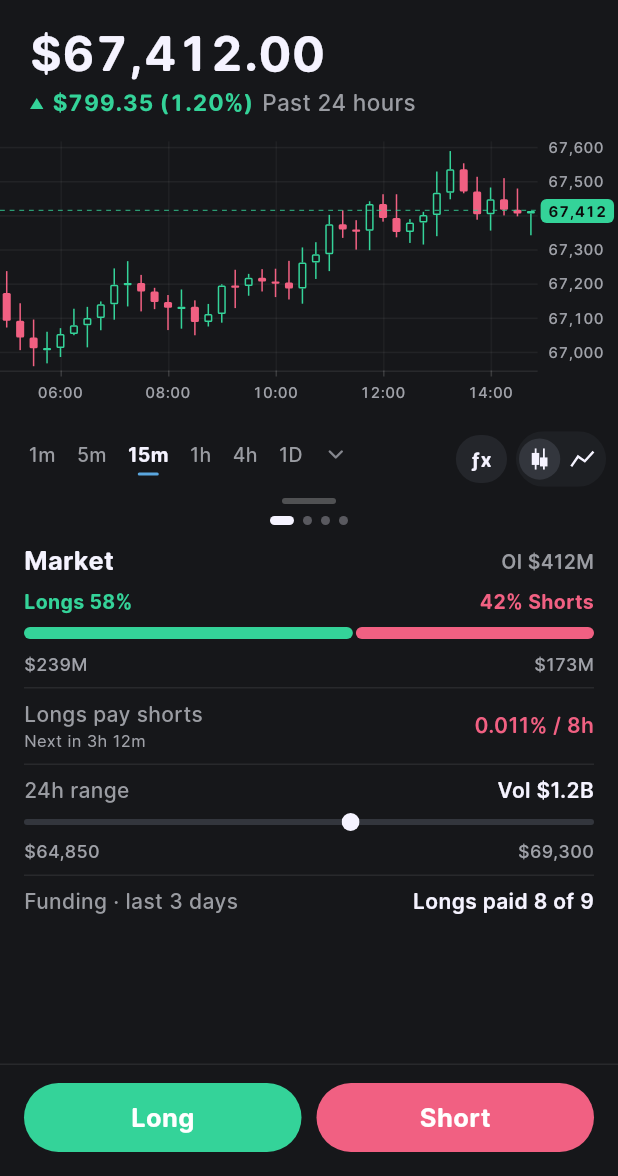
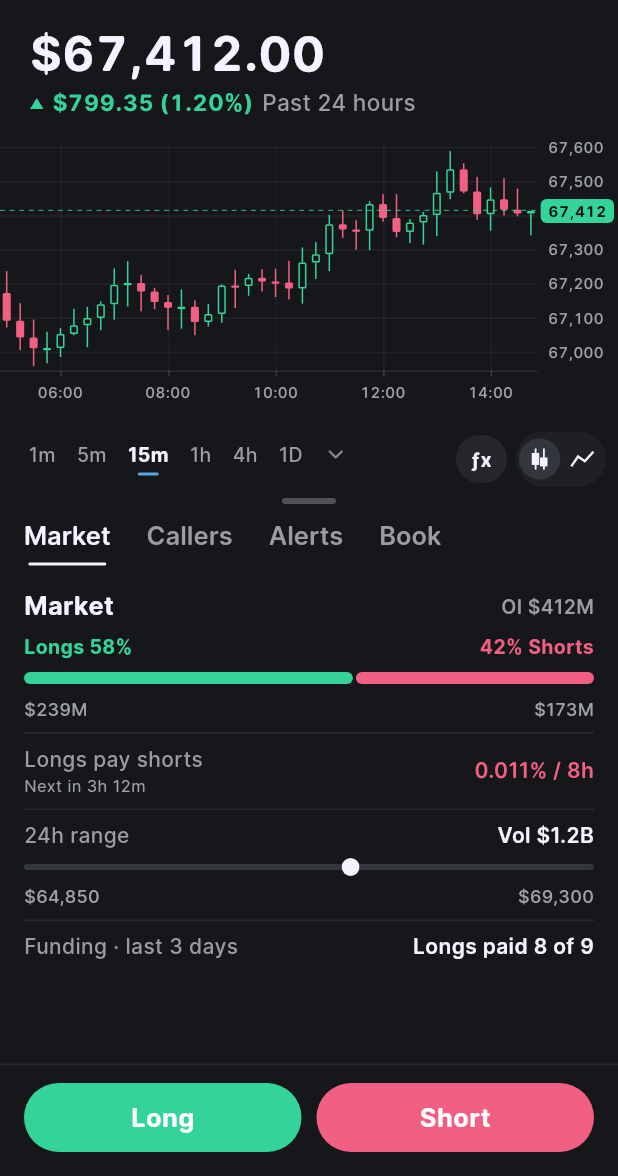
Before and after one commit to VistaMarkets/VistaColosseum, a Flutter app: the AssetTradeScreen widget shown alone on an empty page, opened directly with empty values, on a phone screen of 412 x 824 dp, the part 60-1236 px from its top. Run offline on Flutter 3.47's test engine with Material 3 defaults, Android fonts, the phone set to English and light mode, and no system bars; our stand-ins replace flutter_svg; project files that could hold a hidden picture were left out.

Commit message:
Trade pages: one-tap panel tabs; Book last
The page dots under the drag handle become the panels' names as tabs
(Market · Callers · Alerts · Book on assets, Market · Portfolio · Record on
trader markets): tap to jump, swipe still works, the underline follows the
page. The raw order book moves to the end.

Co-Authored-By: Claude Opus 5.5 <noreply@anthropic.com>

```diff
--- a/app/lib/features/market/chart_sheet.dart
+++ b/app/lib/features/market/chart_sheet.dart
@@ -217,8 +217,8 @@ class _ChartSheetState extends State<ChartSheet>
                   opacity: t,
                   child: IgnorePointer(
                     ignoring: t < 0.5,
-                    // Nothing to lay out until there is room for the dots.
-                    child: panelH < 16 ? const SizedBox.shrink() : _panels(),
+                    // Nothing to lay out until there is room for the tabs.
+                    child: panelH < 52 ? const SizedBox.shrink() : _panels(),
                   ),
                 ),
               ),
@@ -230,14 +230,25 @@ class _ChartSheetState extends State<ChartSheet>
   }
 
   Widget _panels() {
-    final n = widget.panels.length;
     return Column(
       children: [
+        // One tap to any panel (swiping still works): the panels' names as
+        // tabs, following the page.
         Padding(
-          padding: const EdgeInsets.symmetric(vertical: VistaSpace.xs),
-          child: Semantics(
-            label: 'Panel ${_page + 1} of $n, ${widget.panels[_page].title}',
-            child: VistaPageDots(count: n, index: _page),
+          padding: const EdgeInsets.symmetric(horizontal: VistaSpace.gutter),
+          child: VistaUnderlineTabs(
+            labels: [for (final p in widget.panels) p.title],
+            selectedIndex: _page,
+            onChanged: (i) {
+              if (i == _page) return;
+              setState(() => _page = i);
+              final instant = MediaQuery.disableAnimationsOf(context);
+              _pages.animateToPage(
+                i,
+                duration: instant ? Duration.zero : VistaMotion.sheetIn,
+                curve: VistaMotion.enter,
+              );
+            },
           ),
         ),
         Expanded(
--- a/app/lib/features/trade/asset_trade_screen.dart
+++ b/app/lib/features/trade/asset_trade_screen.dart
@@ -87,10 +87,11 @@ class _AssetTradeScreenState extends State<AssetTradeScreen> {
           showOrderTicket(context, symbol: _quote.ticker, side: side),
       onNotBuilt: _notBuilt,
       panels: [
+        // What people come for first; the raw book last.
         ChartSheetPanel('Market', _marketPanel()),
-        ChartSheetPanel('Book', _bookPanel()),
         ChartSheetPanel('Callers', _callersPanel()),
         ChartSheetPanel('Alerts', AssetAlertsPanel(ticker: _quote.ticker)),
+        ChartSheetPanel('Book', _bookPanel()),
       ],
     );
   }
```
Also changed, not shown: 1 other file.
